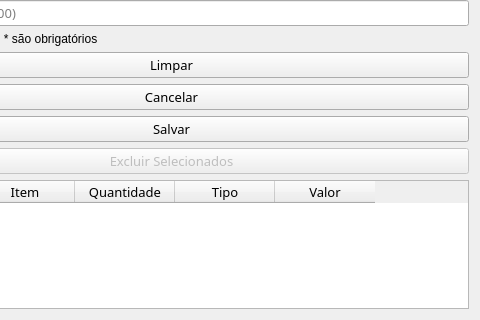
Above: view/cadastrovendas.ui from imora97/Sistema-para-doceria before the change; both pictures show x 137 to 617 and y 297 to 617 of the 617 by 617 pixel window. Below: the same form after it.
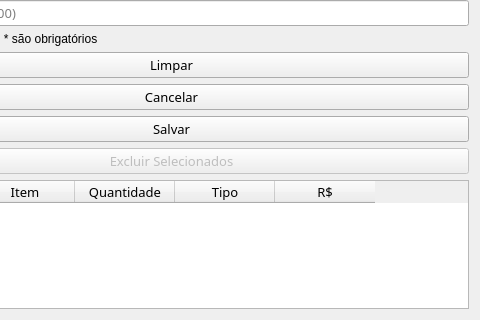
That is the form after the change.

```diff
--- a/view/cadastrovendas.ui
+++ b/view/cadastrovendas.ui
@@ -295,7 +295,7 @@
      </column>
      <column>
       <property name="text">
-       <string>Valor</string>
+       <string>R$</string>
       </property>
       <property name="font">
        <font>
```
